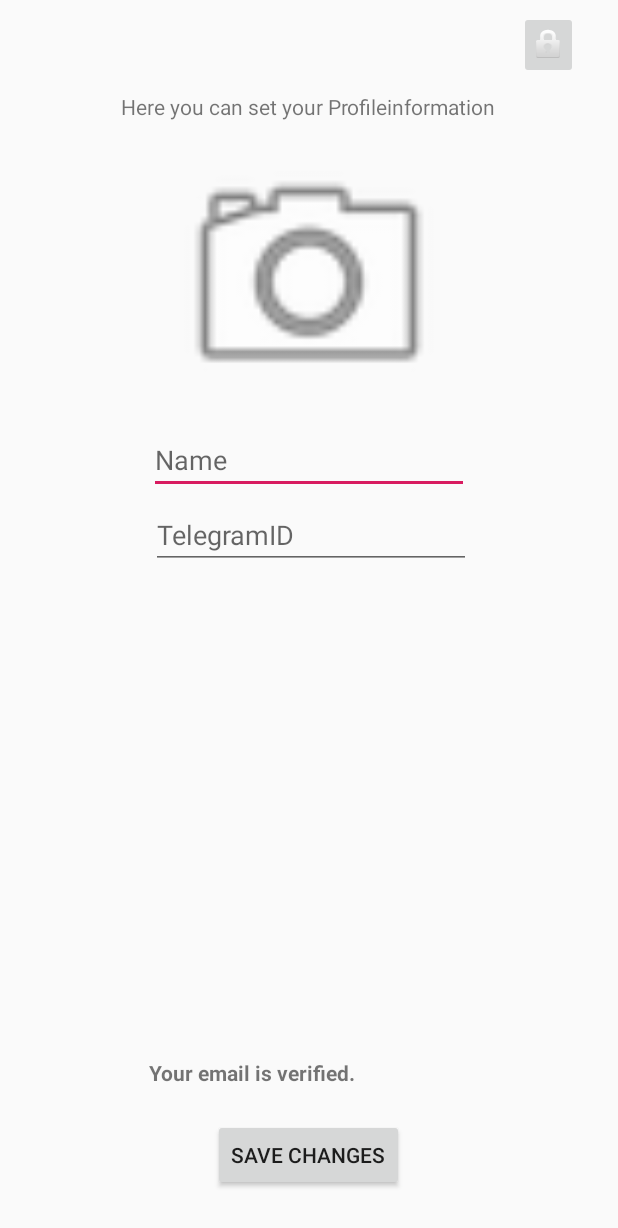
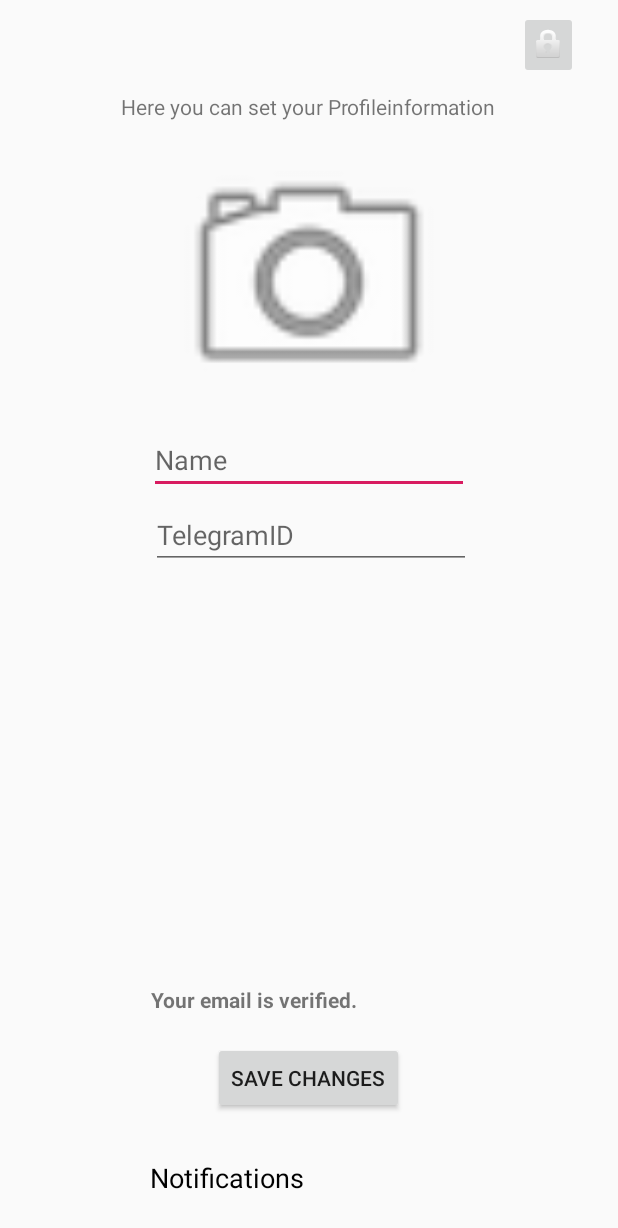
Before and after one commit to lomonat/android_lmu_diary, an Android app: the screen it shows after launch once a user with an empty profile is signed in (ProfileActivity), after a tap on "Profile", on a phone screen of 412 x 824 dp. Shown: the top 1228 px of the screen. Run offline under Robolectric (Android 15) with nearby library versions, the phone set to English and light mode, and no system bars; our stand-ins replace Firebase (no records; nobody signed in at launch, a user with empty details on screens opened directly), Picasso; pictures from the network do not load; 1 other tap on this screen came first.

Commit message:
added Bot Notification to My Bot;

```diff
--- a/app/build.gradle
+++ b/app/build.gradle
@@ -36,6 +36,8 @@ dependencies {
 
 
 
+
+
     implementation 'com.squareup.picasso:picasso:2.71828'
 
 
--- a/app/src/main/java/com/example/natalia/diary_lmu/MainActivity.java
+++ b/app/src/main/java/com/example/natalia/diary_lmu/MainActivity.java
@@ -48,15 +48,6 @@ public class MainActivity extends AppCompatActivity implements View.OnClickListe
     public void onStart() {
         super.onStart();
 
-        Intent intent = new Intent(this.getBaseContext(), SendDataService.class);
-        startService(intent);
-
-
-      /*  if (Build.VERSION.SDK_INT >= Build.VERSION_CODES.O) {
-            startForegroundService(intent);
-        } else {
-            startService(intent);
-        }   */
         // Check if user is signed in (non-null) and update UI accordingly.
         if(mAuth.getCurrentUser() != null){
             finish();
--- a/app/src/main/java/com/example/natalia/diary_lmu/ProfileActivity.java
+++ b/app/src/main/java/com/example/natalia/diary_lmu/ProfileActivity.java
@@ -52,6 +52,7 @@ public class ProfileActivity extends AppCompatActivity {
     String profileImageUrl;
     TextView textView;
     TextView textVeri;
+    TextView notify;
     FirebaseUser user;
     private static final int CHOOSE_IMAGE = 101;
 
@@ -76,6 +77,7 @@ public class ProfileActivity extends AppCompatActivity {
         progressBar = findViewById(R.id.progressBarP);
         textView = findViewById(R.id.textViewP);
         textVeri = findViewById(R.id.textViewVeri);
+        notify = findViewById(R.id.textViewNotify);
         user  = mAuth.getCurrentUser();
 
         userPic.setOnClickListener(new View.OnClickListener() {
@@ -98,6 +100,17 @@ public class ProfileActivity extends AppCompatActivity {
                 mAuth.signOut();
                 Toast.makeText(ProfileActivity.this, "You Logged Out Successful", Toast.LENGTH_SHORT).show();
                 startActivity(new Intent(ProfileActivity.this, MainActivity.class));
+            }
+        });
+
+        if(notify == null){
+            Toast.makeText(this, "IM NULL", Toast.LENGTH_SHORT).show();
+        }
+
+        notify.setOnClickListener(new View.OnClickListener() {
+            @Override
+            public void onClick(View v) {
+                startActivity(new Intent(ProfileActivity.this, NotificationActivity.class));
             }
         });
 
--- a/app/src/main/res/layout/activity_profile.xml
+++ b/app/src/main/res/layout/activity_profile.xml
@@ -56,7 +56,7 @@
         android:layout_height="wrap_content"
         android:layout_alignParentBottom="true"
         android:layout_centerHorizontal="true"
-        android:layout_marginBottom="30dp"
+        android:layout_marginBottom="81dp"
         android:text="Save Changes" />
 
 
@@ -76,8 +76,8 @@
         android:layout_height="37dp"
         android:layout_alignStart="@+id/editTextP"
         android:layout_alignParentBottom="true"
-        android:layout_marginStart="0dp"
-        android:layout_marginBottom="81dp"
+        android:layout_marginStart="1dp"
+        android:layout_marginBottom="130dp"
         android:text="Verification"
         android:textStyle="bold" />
 
@@ -90,4 +90,16 @@
         android:layout_marginTop="-54dp"
         android:layout_toEndOf="@+id/editTextP"
         app:srcCompat="@android:drawable/ic_lock_idle_lock" />
+
+    <TextView
+        android:id="@+id/textViewNotify"
+        android:layout_width="211dp"
+        android:layout_height="34dp"
+        android:layout_alignStart="@+id/imageViewP"
+        android:layout_alignParentBottom="true"
+        android:layout_marginBottom="17dp"
+        android:text="Notifications"
+        android:textColor="@android:color/black"
+        android:textSize="18sp" />
+
 </RelativeLayout>
```
Also changed, not shown: app/src/main/AndroidManifest.xml (+12 -7 lines), app/src/main/java/com/example/natalia/diary_lmu/Alarm.java (added, +69 -0 lines), app/src/main/java/com/example/natalia/diary_lmu/NotificationActivity.java (added, +73 -0 lines), app/src/main/java/com/example/natalia/diary_lmu/SendDataService.java (deleted, +0 -109 lines), app/src/main/res/layout/activity_notification.xml (added, +29 -0 lines), gradle.properties (line endings or trailing spaces).
